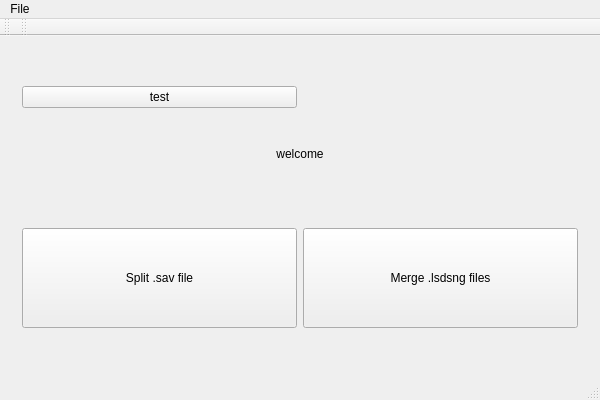
Qt form mainwindow.ui (InspectorConstructor/lsdjSongManager) before a commit.
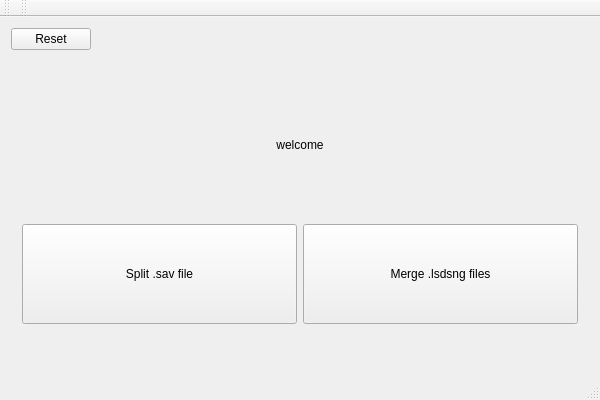
The same form after that commit.

Commit message: Adds reset button, autofill split output directory, makes merge songdir line edit writeable, fixes reported crash, and fixes folder picker on win32. This commit fixes #1 and fixes #2.

The edit to the form file:
```diff
--- a/mainwindow.ui
+++ b/mainwindow.ui
@@ -14,10 +14,16 @@
    <string>SpreadMechanism</string>
   </property>
   <widget class="QWidget" name="centralWidget">
+   <property name="sizePolicy">
+    <sizepolicy hsizetype="MinimumExpanding" vsizetype="MinimumExpanding">
+     <horstretch>0</horstretch>
+     <verstretch>0</verstretch>
+    </sizepolicy>
+   </property>
    <property name="minimumSize">
     <size>
-     <width>0</width>
-     <height>100</height>
+     <width>320</width>
+     <height>220</height>
     </size>
    </property>
    <layout class="QGridLayout" name="gridLayout">
@@ -25,13 +31,39 @@
      <number>12</number>
     </property>
     <item row="0" column="0">
+     <widget class="QPushButton" name="resetButton">
+      <property name="sizePolicy">
+       <sizepolicy hsizetype="Fixed" vsizetype="Fixed">
+        <horstretch>0</horstretch>
+        <verstretch>0</verstretch>
+       </sizepolicy>
+      </property>
+      <property name="text">
+       <string>Reset</string>
+      </property>
+     </widget>
+    </item>
+    <item row="1" column="0" colspan="3">
      <widget class="QStackedWidget" name="stackedWidget">
       <property name="currentIndex">
        <number>0</number>
       </property>
       <widget class="QWidget" name="homePage">
        <layout class="QGridLayout" name="gridLayout_2">
-        <item row="5" column="0" colspan="2">
+        <item row="3" column="0">
+         <widget class="QPushButton" name="toSplitButton">
+          <property name="minimumSize">
+           <size>
+            <width>0</width>
+            <height>100</height>
+           </size>
+          </property>
+          <property name="text">
+           <string>Split .sav file</string>
+          </property>
+         </widget>
+        </item>
+        <item row="4" column="0" colspan="2">
          <spacer name="verticalSpacer">
           <property name="orientation">
            <enum>Qt::Vertical</enum>
@@ -45,6 +77,32 @@
          </spacer>
         </item>
         <item row="2" column="0" colspan="2">
+         <spacer name="verticalSpacer_3">
+          <property name="orientation">
+           <enum>Qt::Vertical</enum>
+          </property>
+          <property name="sizeHint" stdset="0">
+           <size>
+            <width>20</width>
+            <height>40</height>
+           </size>
+          </property>
+         </spacer>
+        </item>
+        <item row="0" column="0" colspan="2">
+         <spacer name="verticalSpacer_2">
+          <property name="orientation">
+           <enum>Qt::Vertical</enum>
+          </property>
+          <property name="sizeHint" stdset="0">
+           <size>
+            <width>20</width>
+            <height>40</height>
+           </size>
+          </property>
+         </spacer>
+        </item>
+        <item row="1" column="0" colspan="2">
          <widget class="QLabel" name="lemon">
           <property name="minimumSize">
            <size>
@@ -60,46 +118,7 @@
           </property>
          </widget>
         </item>
-        <item row="4" column="0">
-         <widget class="QPushButton" name="toSplitButton">
-          <property name="minimumSize">
-           <size>
-            <width>0</width>
-            <height>100</height>
-           </size>
-          </property>
-          <property name="text">
-           <string>Split .sav file</string>
-          </property>
-         </widget>
-        </item>
-        <item row="3" column="0" colspan="2">
-         <spacer name="verticalSpacer_3">
-          <property name="orientation">
-           <enum>Qt::Vertical</enum>
-          </property>
-          <property name="sizeHint" stdset="0">
-           <size>
-            <width>20</width>
-            <height>40</height>
-           </size>
-          </property>
-         </spacer>
-        </item>
-        <item row="0" column="0" colspan="2">
-         <spacer name="verticalSpacer_2">
-          <property name="orientation">
-           <enum>Qt::Vertical</enum>
-          </property>
-          <property name="sizeHint" stdset="0">
-           <size>
-            <width>20</width>
-            <height>40</height>
-           </size>
-          </property>
-         </spacer>
-        </item>
-        <item row="4" column="1">
+        <item row="3" column="1">
          <widget class="QPushButton" name="toMergeButton">
           <property name="minimumSize">
            <size>
@@ -112,13 +131,6 @@
           </property>
          </widget>
         </item>
-        <item row="1" column="0">
-         <widget class="QPushButton" name="testButton">
-          <property name="text">
-           <string>test</string>
-          </property>
-         </widget>
-        </item>
        </layout>
       </widget>
       <widget class="QWidget" name="splitPage">
@@ -254,15 +266,6 @@
      <height>22</height>
     </rect>
    </property>
-   <widget class="QMenu" name="menuFile">
-    <property name="title">
-     <string>File</string>
-    </property>
-    <addaction name="actionHome"/>
-    <addaction name="actionSplit"/>
-    <addaction name="actionMerge"/>
-   </widget>
-   <addaction name="menuFile"/>
   </widget>
   <widget class="QToolBar" name="mainToolBar">
    <attribute name="toolBarArea">
```
Left out of the diff: 3 changed lines with no effect on the pictures. The commit also changes 2 other files.
